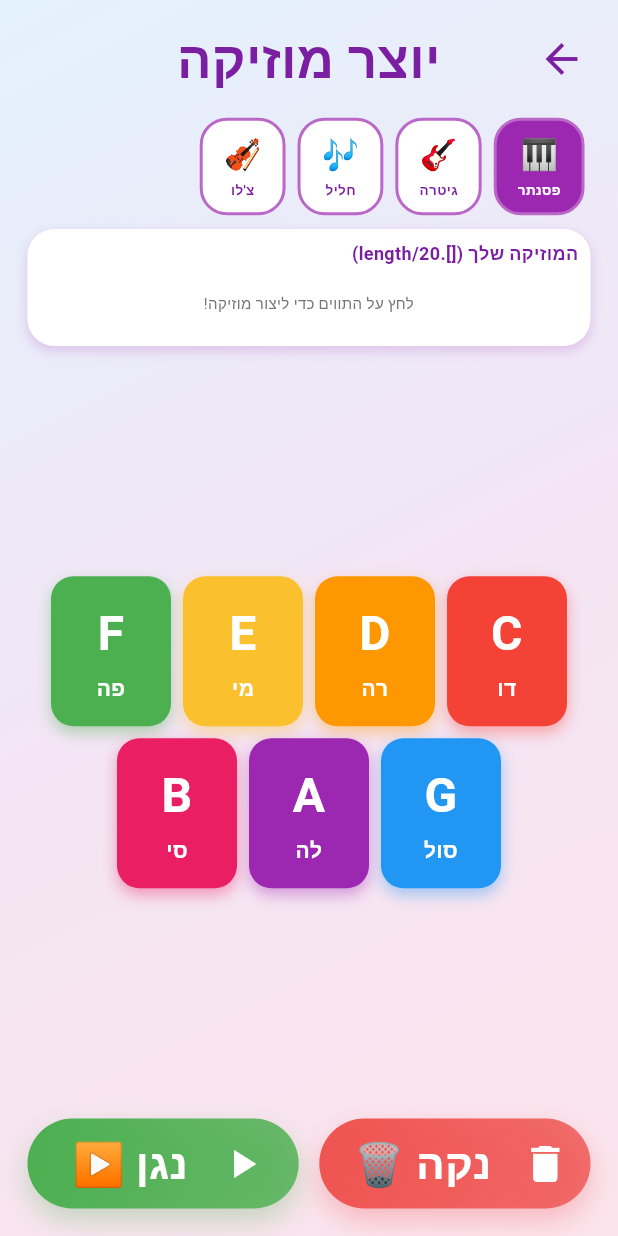
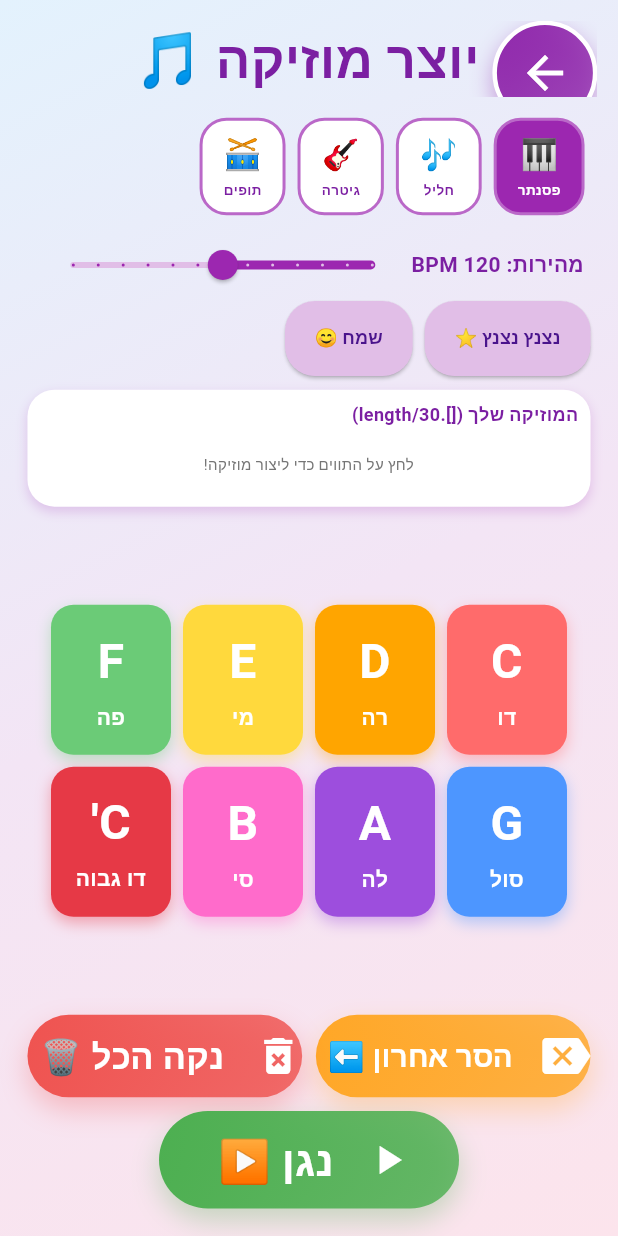
Before and after one commit to cohenra/learning-games, a Flutter app: the MusicComposerScreen screen opened directly, on a phone screen of 412 x 824 dp. Run offline on Flutter 3.47's test engine with Material 3 defaults, Android fonts, the phone set to English and light mode, and no system bars; our stand-ins replace audioplayers, flutter_tts, shared_preferences; accounts and stored records are empty; Roboto replaces fonts that are missing (Rubik).

Commit message:
Redesign Music Composer based on React version
Major upgrades to match the React music creator functionality:

1. Enhanced Note System (7 → 8 notes):
   - Added C5 (high C) to complete the octave
   - Updated to exact frequencies from React code
   - Matching color scheme from React version

2. Updated Instruments (matching React):
   - Piano, Flute, Guitar, Drum
   - Added wave type metadata (sine, triangle, square)

3. New Features:
   - Tempo control slider (60-180 BPM)
   - Remove last note button
   - Example melodies (Twinkle, Happy)

4. UI Improvements:
   - Added KidBackButton
   - Reorganized control buttons
   - Increased max notes to 30

5. Enhanced Playback:
   - BPM-based timing
   - Better rhythm control

```diff
--- a/lib/modules/music/music_composer_screen.dart
+++ b/lib/modules/music/music_composer_screen.dart
@@ -1,5 +1,6 @@
 import 'package:flutter/material.dart';
 import '../../widgets/kid_button.dart';
+import '../../widgets/kid_back_button.dart';
 import '../../utils/responsive_helper.dart';
 import '../../services/audio_service.dart';
 
@@ -15,29 +16,37 @@ class _MusicComposerScreenState extends State<MusicComposerScreen> {
   final AudioService _audioService = AudioService();
   bool _isHebrew = true;
   bool _isPlaying = false;
+  double _tempo = 120; // BPM (beats per minute)
 
-  // List of notes with their properties
+  // 8 notes from C4 to C5 with exact frequencies from React code
   final List<Map<String, dynamic>> _notes = [
-    {'nameHe': 'דו', 'nameEn': 'Do', 'letter': 'C', 'color': Colors.red, 'pitch': 0.7},
-    {'nameHe': 'רה', 'nameEn': 'Re', 'letter': 'D', 'color': Colors.orange, 'pitch': 0.8},
-    {'nameHe': 'מי', 'nameEn': 'Mi', 'letter': 'E', 'color': Colors.yellow.shade700, 'pitch': 0.9},
-    {'nameHe': 'פה', 'nameEn': 'Fa', 'letter': 'F', 'color': Colors.green, 'pitch': 1.0},
-    {'nameHe': 'סול', 'nameEn': 'Sol', 'letter': 'G', 'color': Colors.blue, 'pitch': 1.2},
-    {'nameHe': 'לה', 'nameEn': 'La', 'letter': 'A', 'color': Colors.purple, 'pitch': 1.4},
-    {'nameHe': 'סי', 'nameEn': 'Si', 'letter': 'B', 'color': Colors.pink, 'pitch': 1.6},
+    {'nameHe': 'דו', 'nameEn': 'C4', 'letter': 'C', 'color': const Color(0xFFFF6B6B), 'frequency': 261.63, 'pitch': 0.7},
+    {'nameHe': 'רה', 'nameEn': 'D4', 'letter': 'D', 'color': const Color(0xFFFFA500), 'frequency': 293.66, 'pitch': 0.8},
+    {'nameHe': 'מי', 'nameEn': 'E4', 'letter': 'E', 'color': const Color(0xFFFFD93D), 'frequency': 329.63, 'pitch': 0.9},
+    {'nameHe': 'פה', 'nameEn': 'F4', 'letter': 'F', 'color': const Color(0xFF6BCB77), 'frequency': 349.23, 'pitch': 1.0},
+    {'nameHe': 'סול', 'nameEn': 'G4', 'letter': 'G', 'color': const Color(0xFF4D96FF), 'frequency': 392.00, 'pitch': 1.2},
+    {'nameHe': 'לה', 'nameEn': 'A4', 'letter': 'A', 'color': const Color(0xFF9D4EDD), 'frequency': 440.00, 'pitch': 1.4},
+    {'nameHe': 'סי', 'nameEn': 'B4', 'letter': 'B', 'color': const Color(0xFFFF6BCB), 'frequency': 493.88, 'pitch': 1.6},
+    {'nameHe': 'דו גבוה', 'nameEn': 'C5', 'letter': 'C\'', 'color': const Color(0xFFE63946), 'frequency': 523.25, 'pitch': 1.8},
   ];
 
-  // Available instruments with pitch modifiers (simulate different sounds)
+  // 4 instruments matching React code - Piano (sine), Flute (sine), Guitar (triangle), Drum (square)
   final List<Map<String, dynamic>> _instruments = [
-    {'nameHe': 'פסנתר', 'nameEn': 'Piano', 'icon': '🎹', 'id': 'piano', 'pitchMod': 1.0},
-    {'nameHe': 'גיטרה', 'nameEn': 'Guitar', 'icon': '🎸', 'id': 'guitar', 'pitchMod': 1.3},
-    {'nameHe': 'חליל', 'nameEn': 'Flute', 'icon': '🎶', 'id': 'flute', 'pitchMod': 1.6},
-    {'nameHe': 'צ\'לו', 'nameEn': 'Cello', 'icon': '🎻', 'id': 'cello', 'pitchMod': 0.7},
+    {'nameHe': 'פסנתר', 'nameEn': 'Piano', 'icon': '🎹', 'id': 'piano', 'pitchMod': 1.0, 'wave': 'sine'},
+    {'nameHe': 'חליל', 'nameEn': 'Flute', 'icon': '🎶', 'id': 'flute', 'pitchMod': 1.6, 'wave': 'sine'},
+    {'nameHe': 'גיטרה', 'nameEn': 'Guitar', 'icon': '🎸', 'id': 'guitar', 'pitchMod': 1.3, 'wave': 'triangle'},
+    {'nameHe': 'תופים', 'nameEn': 'Drum', 'icon': '🥁', 'id': 'drum', 'pitchMod': 0.8, 'wave': 'square'},
   ];
 
   int _selectedInstrument = 0;
   List<Map<String, dynamic>> _recordedNotes = [];
-  final int _maxNotes = 20;
+  final int _maxNotes = 30; // Increased max notes
+
+  // Example melodies
+  final Map<String, List<String>> _exampleMelodies = {
+    'twinkle': ['C', 'C', 'G', 'G', 'A', 'A', 'G', 'F', 'F', 'E', 'E', 'D', 'D', 'C'],
+    'happy': ['C', 'C', 'D', 'E', 'D', 'C', 'E', 'D', 'D', 'C'],
+  };
 
   @override
   void initState() {
@@ -81,11 +90,16 @@ class _MusicComposerScreenState extends State<MusicComposerScreen> {
       _isPlaying = true;
     });
 
+    // Calculate delay based on tempo (BPM)
+    // 60 BPM = 1 beat per second = 1000ms
+    // delay = 60000 / BPM
+    final delayMs = (60000 / _tempo).round();
+
     for (int i = 0; i < _recordedNotes.length; i++) {
       if (!_isPlaying) break; // Allow stopping
 
       await _playNote(_recordedNotes[i]);
-      await Future.delayed(const Duration(milliseconds: 400));
+      await Future.delayed(Duration(milliseconds: delayMs));
     }
 
     setState(() {
@@ -101,11 +115,57 @@ class _MusicComposerScreenState extends State<MusicComposerScreen> {
     });
   }
 
+  void _removeLastNote() {
+    if (_isPlaying || _recordedNotes.isEmpty) return;
+
+    setState(() {
+      _recordedNotes.removeLast();
+    });
+  }
+
+  void _loadExampleMelody(String melodyKey) {
+    if (_isPlaying) return;
+
+    final melody = _exampleMelodies[melodyKey];
+    if (melody == null) return;
+
+    setState(() {
+      _recordedNotes.clear();
+
+      for (final noteLetter in melody) {
+        // Find the note in our notes list
+        final note = _notes.firstWhere(
+          (n) => n['letter'] == noteLetter || n['letter'] == noteLetter.replaceAll("'", ""),
+          orElse: () => _notes[0],
+        );
+        _recordedNotes.add({...note});
+      }
+    });
+  }
+
   void _stopPlaying() {
     setState(() {
       _isPlaying = false;
     });
     _audioService.stop();
+  }
+
+  Widget _buildExampleButton(String melodyKey, String label) {
+    return ElevatedButton(
+      onPressed: _isPlaying ? null : () => _loadExampleMelody(melodyKey),
+      style: ElevatedButton.styleFrom(
+        backgroundColor: Colors.purple.shade100,
+        foregroundColor: Colors.purple.shade900,
+        shape: RoundedRectangleBorder(
+          borderRadius: BorderRadius.circular(20),
+        ),
+        padding: const EdgeInsets.symmetric(horizontal: 20, vertical: 10),
+      ),
+      child: Text(
+        label,
+        style: const TextStyle(fontSize: 12, fontWeight: FontWeight.bold),
+      ),
+    );
   }
 
   @override
@@ -140,19 +200,14 @@ class _MusicComposerScreenState extends State<MusicComposerScreen> {
               // Header
               Padding(
                 padding: EdgeInsets.all(responsive.spacing(12)),
-                child: Row(
+                child: Stack(
                   children: [
-                    IconButton(
-                      icon: Icon(
-                        _isHebrew ? Icons.arrow_forward : Icons.arrow_back,
-                        color: Colors.purple.shade700,
-                        size: 32,
-                      ),
-                      onPressed: () => Navigator.pop(context),
-                    ),
-                    Expanded(
+                    // Centered title
+                    Center(
+                      child: Padding(
+                        padding: const EdgeInsets.symmetric(horizontal: 60),
                         child: Text(
-                        _isHebrew ? 'יוצר מוזיקה' : 'Music Composer',
+                          _isHebrew ? 'יוצר מוזיקה 🎵' : 'Music Composer 🎵',
                           style: TextStyle(
                             fontSize: responsive.titleSize,
                             fontWeight: FontWeight.bold,
@@ -161,7 +216,17 @@ class _MusicComposerScreenState extends State<MusicComposerScreen> {
                           textAlign: TextAlign.center,
                         ),
                       ),
-                    SizedBox(width: 48),
+                    ),
+                    // Back button
+                    Positioned(
+                      right: _isHebrew ? 0 : null,
+                      left: _isHebrew ? null : 0,
+                      child: KidBackButton(
+                        onPressed: () => Navigator.pop(context),
+                        color: Colors.purple.shade600,
+                        isHebrew: _isHebrew,
+                      ),
+                    ),
                   ],
                 ),
               ),
@@ -219,6 +284,56 @@ class _MusicComposerScreenState extends State<MusicComposerScreen> {
                       ),
                     );
                   },
+                ),
+              ),
+
+              SizedBox(height: responsive.spacing(8)),
+
+              // Tempo control
+              Padding(
+                padding: EdgeInsets.symmetric(horizontal: responsive.spacing(20)),
+                child: Row(
+                  children: [
+                    Text(
+                      _isHebrew ? 'מהירות: ${_tempo.round()} BPM' : 'Tempo: ${_tempo.round()} BPM',
+                      style: TextStyle(
+                        fontSize: 14,
+                        fontWeight: FontWeight.bold,
+                        color: Colors.purple.shade700,
+                      ),
+                    ),
+                    Expanded(
+                      child: Slider(
+                        value: _tempo,
+                        min: 60,
+                        max: 180,
+                        divisions: 12,
+                        activeColor: Colors.purple,
+                        inactiveColor: Colors.purple.shade100,
+                        onChanged: _isPlaying
+                            ? null
+                            : (value) {
+                                setState(() {
+                                  _tempo = value;
+                                });
+                              },
+                      ),
+                    ),
+                  ],
+                ),
+              ),
+
+              // Example melodies
+              SizedBox(
+                height: 50,
+                child: ListView(
+                  scrollDirection: Axis.horizontal,
+                  padding: EdgeInsets.symmetric(horizontal: responsive.spacing(16)),
+                  children: [
+                    _buildExampleButton('twinkle', _isHebrew ? 'נצנץ נצנץ ⭐' : 'Twinkle ⭐'),
+                    const SizedBox(width: 8),
+                    _buildExampleButton('happy', _isHebrew ? 'שמח 😊' : 'Happy 😊'),
+                  ],
                 ),
               ),
 
@@ -364,23 +479,35 @@ class _MusicComposerScreenState extends State<MusicComposerScreen> {
               // Control buttons
               Padding(
                 padding: EdgeInsets.all(responsive.spacing(16)),
-                child: Row(
-                  mainAxisAlignment: MainAxisAlignment.spaceEvenly,
+                child: Column(
                   children: [
-                    // Clear button
+                    // First row: Remove last and Clear
+                    Row(
+                      children: [
                         Expanded(
                           child: KidButton(
-                        text: _isHebrew ? 'נקה 🗑️' : 'Clear 🗑️',
-                        icon: Icons.delete,
+                            text: _isHebrew ? 'הסר אחרון ⬅️' : 'Remove Last ⬅️',
+                            icon: Icons.backspace,
+                            onPressed: _recordedNotes.isEmpty ? null : _removeLastNote,
+                            color: Colors.orange.shade400,
+                            height: 55,
+                          ),
+                        ),
+                        SizedBox(width: responsive.spacing(8)),
+                        Expanded(
+                          child: KidButton(
+                            text: _isHebrew ? 'נקה הכל 🗑️' : 'Clear All 🗑️',
+                            icon: Icons.delete_forever,
                             onPressed: _recordedNotes.isEmpty ? null : _clearSequence,
                             color: Colors.red.shade400,
-                        height: 60,
+                            height: 55,
                           ),
                         ),
-                    SizedBox(width: responsive.spacing(12)),
-                    // Play/Stop button
-                    Expanded(
-                      child: KidButton(
+                      ],
+                    ),
+                    SizedBox(height: responsive.spacing(8)),
+                    // Second row: Play/Stop button (full width)
+                    KidButton(
                       text: _isPlaying
                           ? (_isHebrew ? 'עצור ⏹️' : 'Stop ⏹️')
                           : (_isHebrew ? 'נגן ▶️' : 'Play ▶️'),
@@ -389,8 +516,7 @@ class _MusicComposerScreenState extends State<MusicComposerScreen> {
                           ? null
                           : (_isPlaying ? _stopPlaying : _playSequence),
                       color: _isPlaying ? Colors.orange : Colors.green,
-                        height: 60,
-                      ),
+                      height: 65,
                     ),
                   ],
                 ),
```
Lines whose indentation alone changed are shown as unchanged.
